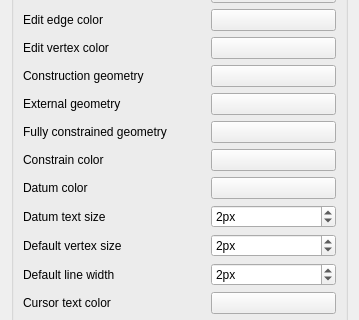
First picture: the form in src/Mod/Sketcher/Gui/SketcherSettings.ui, repository berndhahnebach/All_FreeCAD, before the edit; both pictures show x 0 to 359 and y 87 to 407 of the 359 by 586 pixel window.
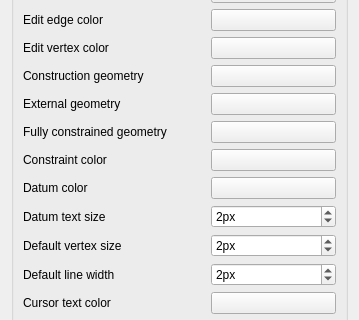
Second picture: the form after the edit. Custom widgets are drawn as their Qt base class.

What changed in the file:
```diff
--- a/src/Mod/Sketcher/Gui/SketcherSettings.ui
+++ b/src/Mod/Sketcher/Gui/SketcherSettings.ui
@@ -262,7 +262,7 @@
            </size>
           </property>
           <property name="text">
-           <string>Constrain color</string>
+           <string>Constraint color</string>
           </property>
          </widget>
         </item>
```
